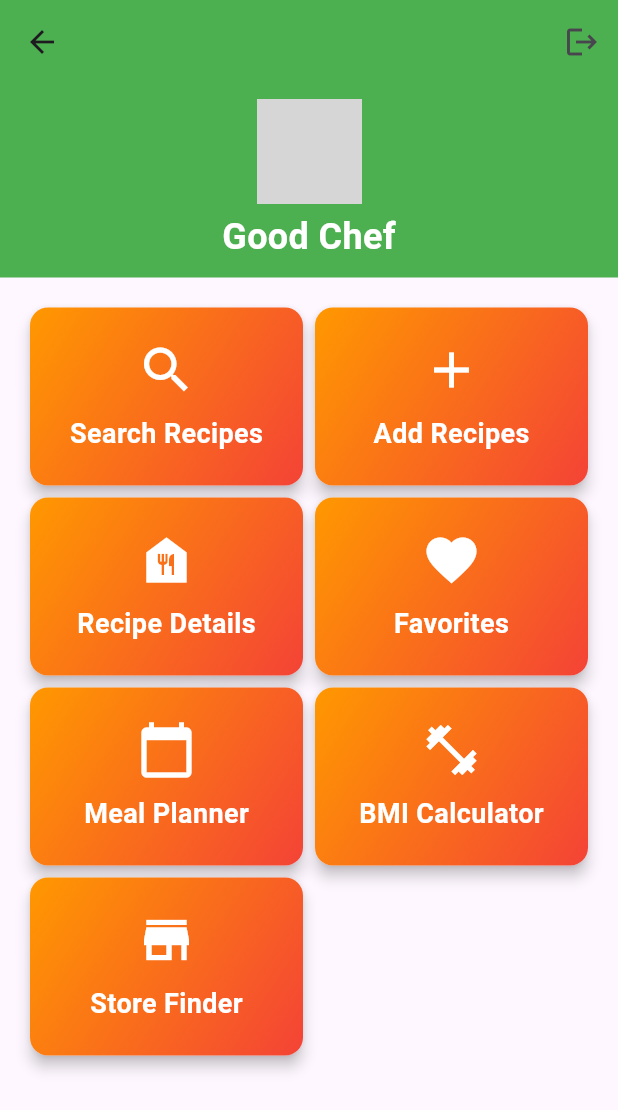
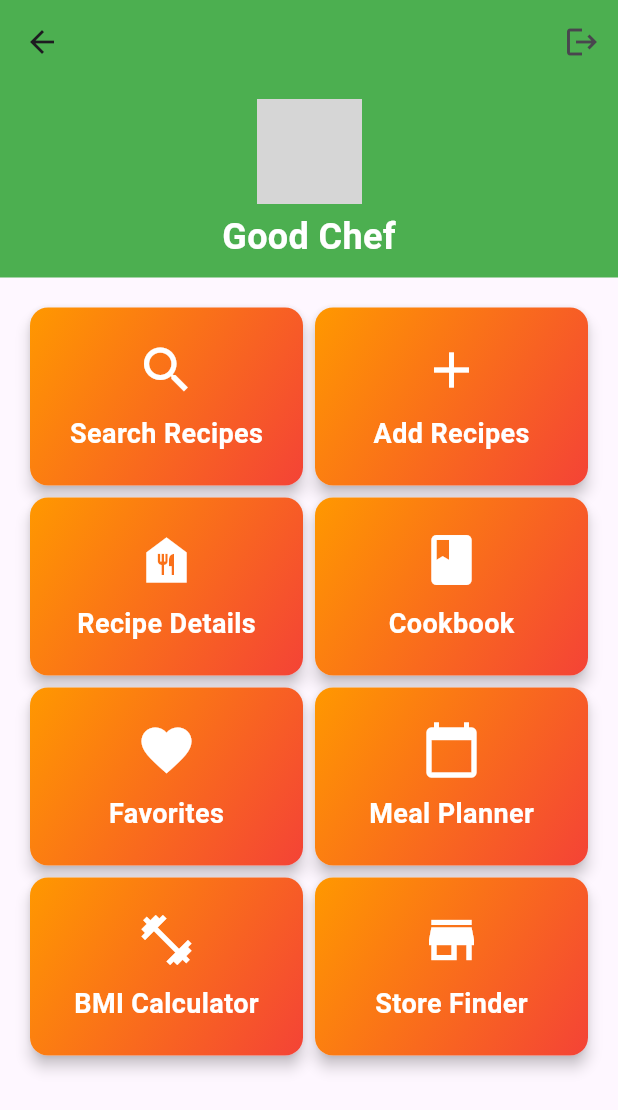
Before and after one commit to intellisr/foodAPP, a Flutter app: the HomeScreen screen opened by its route, on a phone screen of 412 x 824 dp. Shown: the top 1110 px of the screen. Run offline on Flutter 3.47's test engine with Material 3 defaults, Android fonts, the phone set to English and light mode, and no system bars; our stand-ins replace cloud_firestore, firebase_auth, firebase_core, flutter_rating_stars, google_fonts, google_maps_flutter; accounts and stored records are empty; network calls fail; grey boxes are pictures that could not be loaded.

Commit message:
meged after

```diff
--- a/lib/screens/home_screen.dart
+++ b/lib/screens/home_screen.dart
@@ -81,6 +81,12 @@ class HomeScreen extends StatelessWidget {
                 ),
                 _buildDashboardButton(
                   context,
+                  'Cookbook',
+                  Icons.book,
+                  '/cookbook',
+                ),
+                _buildDashboardButton(
+                  context,
                   'Favorites',
                   Icons.favorite,
                   '/favorites',
```
